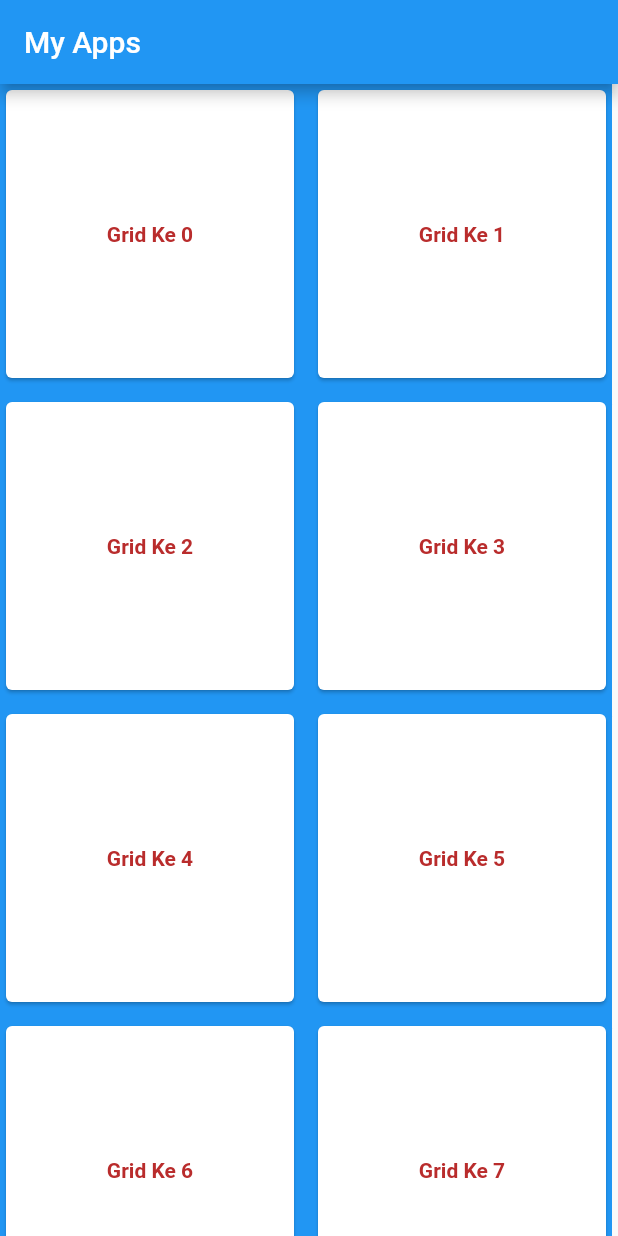
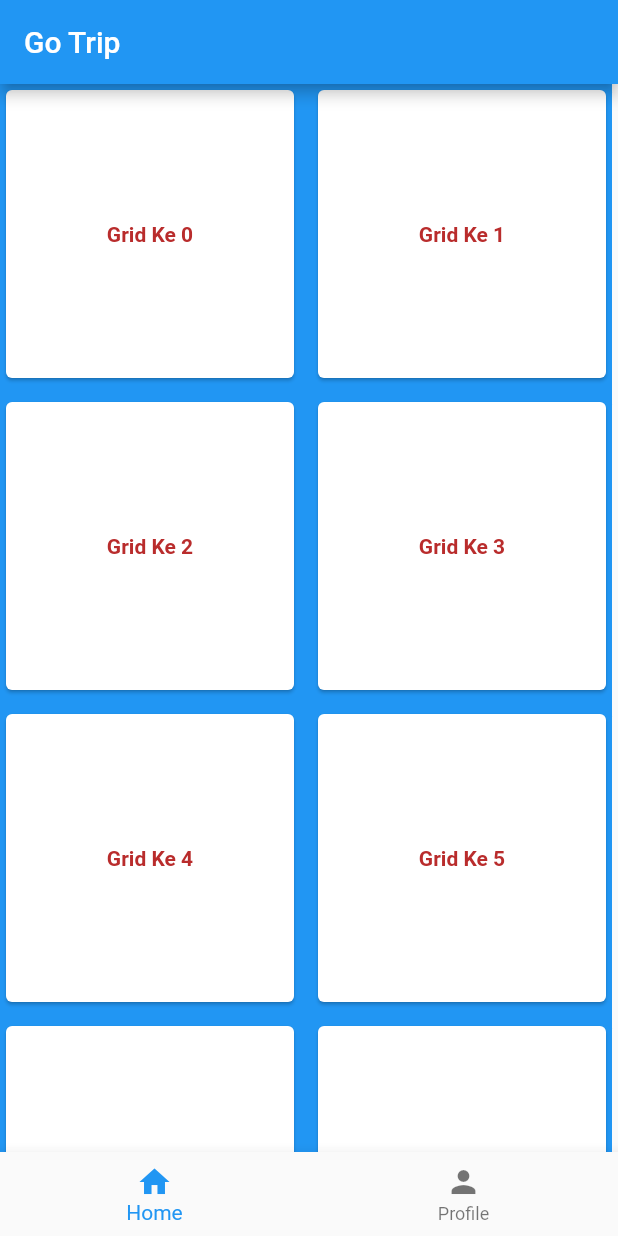
Before and after one commit to WoodPecker21/PBP_Pariwisata, a Flutter app: the screen it shows after launch, on a phone screen of 412 x 824 dp. Run offline on Flutter 3.47's test engine with Material 2 defaults, Android fonts, the light colour scheme and no system bars.

Commit message:
Bonus profile dan navigation bar

```diff
--- a/lib/View/home.dart
+++ b/lib/View/home.dart
@@ -1,4 +1,5 @@
 import 'package:flutter/material.dart';
+import 'package:ugd1/View/profile.dart';
 
 void main() {
   runApp(MyApp());
@@ -35,13 +36,56 @@ class _HomeViewState extends State<HomeView> {
     });
   }
 
+  // untuk pilih menu bottom navigation
+  int _selectedIndex = 0; //* berkaitan dgn index halamaan di bottom navigasi
+
+  // fungsi yg akan dijalankan tiap tekan menu di task bar
+  void _onItemTapped(int index) {
+    setState(() {
+      _selectedIndex = index;
+    });
+  }
+
+  // static final List<Widget> _widgetOptions = <Widget>[
+
+  //   TabBarApp(),
+  // ];
+
   @override
   Widget build(BuildContext context) {
     return Scaffold(
       appBar: AppBar(
-        title: Text('My Apps'),
+        title: Text('Go Trip'),
       ),
-      body: Container(
+      body: _selectedIndex == 0
+          ? buildHomeContent() // Display Home content if selected index is 0
+          : TabContentView(), // Display TabContentView if selected index is 1
+      bottomNavigationBar: BottomNavigationBar(
+        items: const [
+          BottomNavigationBarItem(
+            icon: Icon(
+              Icons.home,
+            ),
+            label: 'Home',
+          ),
+          BottomNavigationBarItem(
+            icon: Icon(
+              Icons.person,
+            ),
+            label: 'Profile',
+          ),
+        ],
+        currentIndex: _selectedIndex,
+        onTap: _onItemTapped,
+      ),
+    );
+  }
+
+  Widget buildHomeContent() {
+    return Column(
+      children: [
+        // Your Home content goes here
+        Container(
           color: Colors.blue,
           child: Wrap(
             spacing: 8.0,
@@ -52,7 +96,7 @@ class _HomeViewState extends State<HomeView> {
                   _onGridTapped(index);
                 },
                 child: AnimatedContainer(
-                duration: Duration(milliseconds: 300),
+                  duration: const Duration(milliseconds: 300),
                   width: _isGridEnlarged && _selectedGridIndex == index
                       ? 400.0
                       : 200.0,
@@ -66,8 +110,8 @@ class _HomeViewState extends State<HomeView> {
                     child: Center(
                       child: Text(
                         'Grid Ke $index',
-                      style: TextStyle(
-                        color: const Color.fromARGB(255, 185, 44, 44),
+                        style: const TextStyle(
+                          color: Color.fromARGB(255, 185, 44, 44),
                           fontWeight: FontWeight.bold,
                         ),
                       ),
@@ -78,6 +122,7 @@ class _HomeViewState extends State<HomeView> {
             }),
           ),
         ),
+      ],
     );
   }
 }
@@ -144,24 +189,26 @@ class _HomeViewState extends State<HomeView> {
 //               onTap: () {
 //                 _onGridTapped(index);
 //               },
-//               child: AnimatedContainer(
-//                 key: UniqueKey(), // Add this line
-//                 duration: Duration(milliseconds: 300),
-//                 width: _isGridEnlarged && _selectedGridIndex == index
-//                     ? 800.0
-//                     : 200.0,
-//                 height: _isGridEnlarged && _selectedGridIndex == index
-//                     ? 800.0
-//                     : 200.0,
-//                 decoration: BoxDecoration(
-//                   borderRadius: BorderRadius.circular(0.7 * 8),
-//                   color: Colors.blue,
-//                   image: DecorationImage(
-//                     image: AssetImage(imagePaths[index]),
-//                     fit: BoxFit.cover,
-//                   ),
-//                 ),
-//               ),
+//               Container(
+                //   width: _isGridEnlarged && _selectedGridIndex == index
+                //     ? 800.0
+                //     : 200.0,
+                //   height: _isGridEnlarged && _selectedGridIndex == index
+                //     ? 800.0
+                //     : 200.0,
+                //   child: AnimatedContainer(
+                //     duration: Duration(milliseconds: 300),
+                //     decoration: BoxDecoration(
+                //       borderRadius: BorderRadius.circular(0.7 * 8),
+                //       color: Colors.blue,
+                //       image: DecorationImage(
+                //         image: AssetImage(imagePaths[index]),
+                //         fit: BoxFit.cover,
+                //       ),
+                //     ),
+                //   ),
+                // ),
+
 //             );
 //           },
 //         ),
--- a/lib/View/register.dart
+++ b/lib/View/register.dart
@@ -72,6 +72,7 @@ class _RegisterViewState extends State<RegisterView> {
   @override
   Widget build(BuildContext context) {
     return Scaffold(
+      resizeToAvoidBottomInset: false,
       body: SafeArea(
         child: Form(
           key: _formKey,
@@ -91,6 +92,7 @@ class _RegisterViewState extends State<RegisterView> {
                   hintTxt: "Username",
                   helperTxt: "Ucup Surucup",
                   iconData: Icons.person),
+
               // idel-------------
               Padding(
                 padding: const EdgeInsets.symmetric(
--- a/pubspec.yaml
+++ b/pubspec.yaml
@@ -66,6 +66,10 @@ flutter:
     - image/3.jpg
     - image/4.jpg
     - image/5.jpg
+    - image/Idelia.jpeg
+    - image/Joanna.jpeg
+    - image/Agustinus.jpeg
+    - image/Candra.jpeg
 
   # An image asset can refer to one or more resolution-specific "variants", see
   # https://flutter.dev/assets-and-images/#resolution-aware
```
Also changed, not shown: lib/View/profile.dart (added, +101 -0 lines), image/Agustinus.jpeg (added), image/Candra.jpeg (added), image/Idelia.jpeg (added), image/Joanna.jpeg (added). Lines whose indentation alone changed are shown as unchanged.
